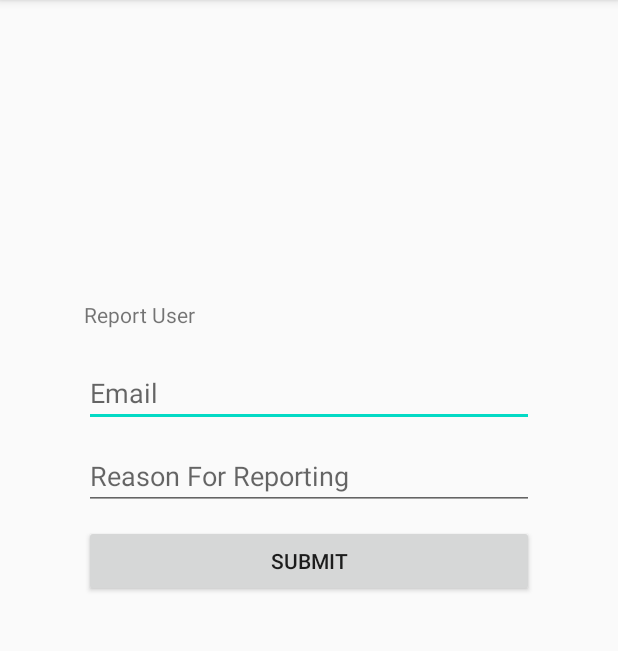
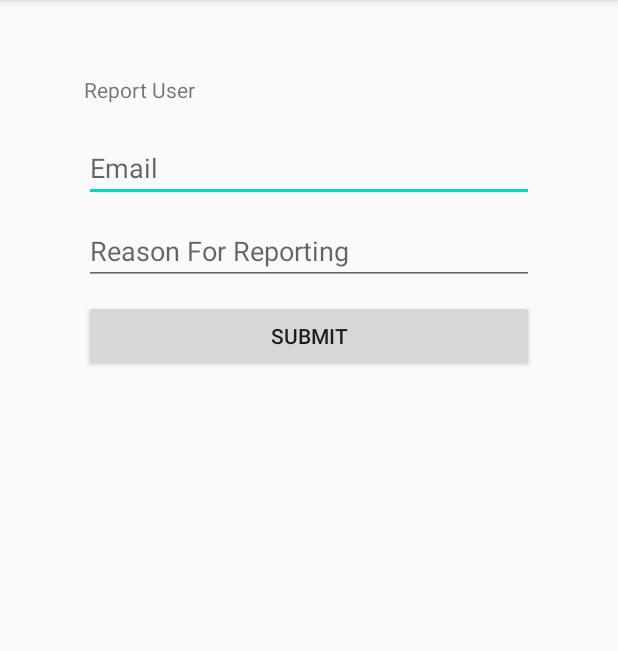
Before and after one commit to ttrapaid/change-my-view, an Android app: the ReportUserActivity screen opened directly, with no data from a screen before it, on a phone screen of 412 x 824 dp, the part 84-735 px from its top. Run offline under Robolectric (Android 15) with nearby library versions, the phone set to English and light mode, and no system bars; our stand-ins replace Firebase (no records; nobody signed in at launch, a user with empty details on screens opened directly).

```diff
--- a/ChangeMyView/app/src/main/res/layout/activity_report_user.xml
+++ b/ChangeMyView/app/src/main/res/layout/activity_report_user.xml
@@ -11,7 +11,7 @@
         android:layout_width="300dp"
         android:layout_height="wrap_content"
         android:text="Report User"
-        android:layout_marginTop="200dp"
+        android:layout_marginTop="50dp"
         app:layout_constraintBottom_toTopOf="@id/userEmail"
         app:layout_constraintLeft_toLeftOf="parent"
         app:layout_constraintRight_toRightOf="parent"
```
